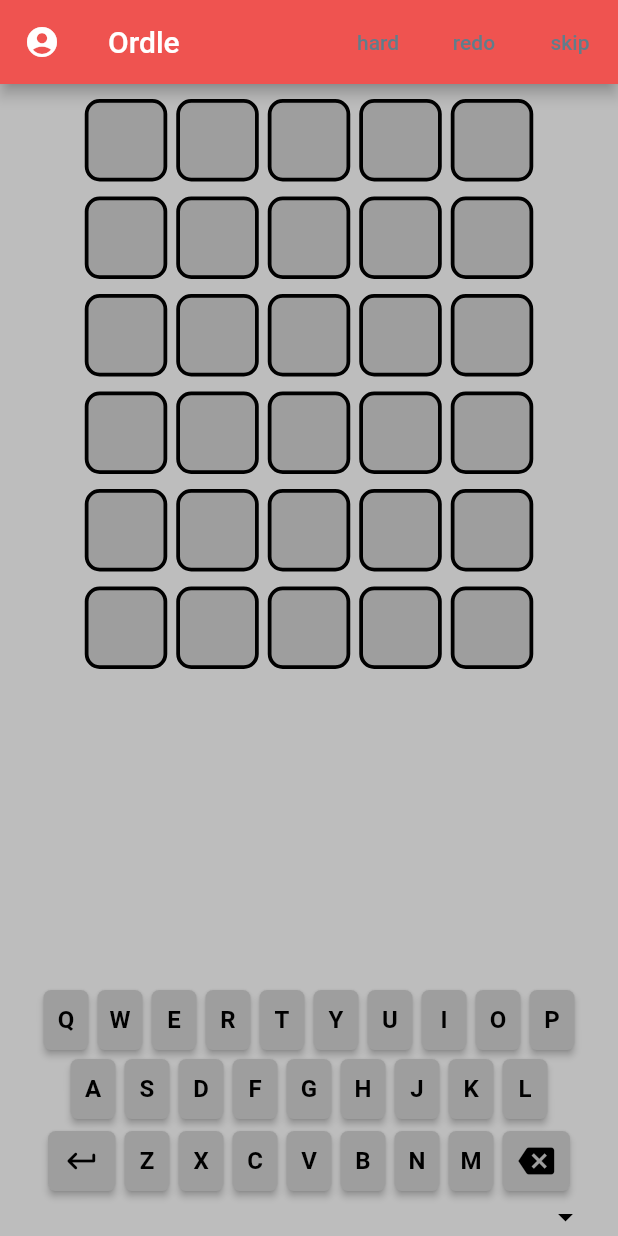
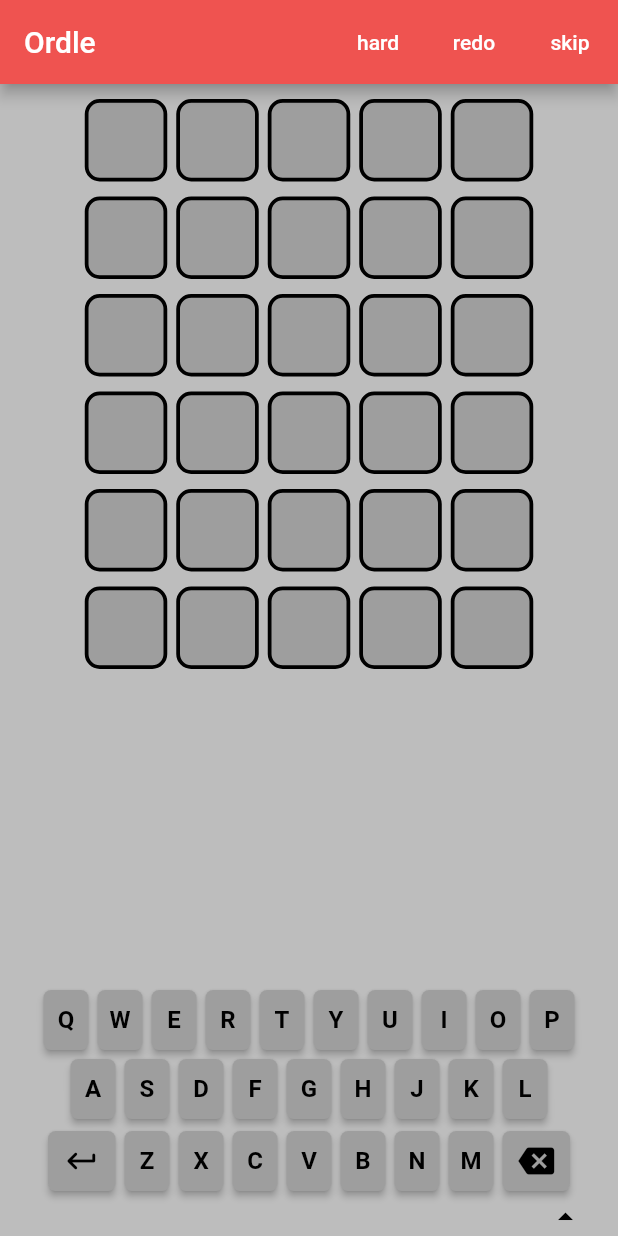
Before and after one commit to aminaramoon/ordle, a Flutter app: the screen it shows after launch, on a phone screen of 412 x 824 dp. Run offline on Flutter 3.47's test engine with Material 2 defaults, Android fonts, the phone set to English and light mode, and no system bars; our stand-ins replace shared_preferences; missing offline and left inert: dart:ffi; project files that could hold a hidden picture were left out.

Commit message:
(+) added hard mode

```diff
--- a/lib/screens/game_screen.dart
+++ b/lib/screens/game_screen.dart
@@ -18,73 +18,32 @@ class GameScreen extends StatelessWidget {
       appBar: AppBar(
         backgroundColor: AppTheme.appbarBackgroundColor,
         title: const Text("Ordle"),
-        leading: Builder(
-          builder: (BuildContext context) {
-            return IconButton(
-              icon: const Icon(Icons.account_circle),
-              tooltip: 'user',
-              onPressed: () => Scaffold.of(context).openDrawer(),
-            );
-          },
-        ),
         actions: [
           TextButton(
-            child: const Text("hard"),
+            child: Text(
+              "hard",
+              style: TextStyle(
+                  color: context.watch<KeyboardProvider>().hardMode
+                      ? AppTheme.appBarActiveFontColor
+                      : AppTheme.appBarFontColor),
+            ),
             onPressed: () => context.read<KeyboardProvider>().toggleHardMode(),
           ),
           TextButton(
-            child: const Text("redo"),
+            child: const Text(
+              "redo",
+              style: TextStyle(color: AppTheme.appBarFontColor),
+            ),
             onPressed: () => context.read<KeyboardProvider>().reset(),
           ),
           TextButton(
-            child: const Text("skip"),
+            child: const Text(
+              "skip",
+              style: TextStyle(color: AppTheme.appBarFontColor),
+            ),
             onPressed: () => context.read<KeyboardProvider>().newGame(null),
           ),
         ],
-      ),
-      drawer: Drawer(
-        child: Container(
-          color: AppTheme.backgroundColor,
-          padding: EdgeInsets.zero,
-          child: Column(
-            children: [
-              UserAccountsDrawerHeader(
-                currentAccountPicture: CircleAvatar(
-                  backgroundImage: NetworkImage(
-                    context.watch<OAuthProvider>().imageUrl,
-                  ),
-                ),
-                accountEmail: Text(context.watch<OAuthProvider>().emailAddress),
-                accountName: Text(
-                  context.watch<OAuthProvider>().name,
-                  style: const TextStyle(fontSize: 24.0),
-                ),
-                decoration: const BoxDecoration(
-                  color: AppTheme.appbarBackgroundColor,
-                ),
-              ),
-              ListTile(
-                leading: const Icon(Icons.verified_user_sharp),
-                title: const Text(
-                  'Log In',
-                  style: TextStyle(fontSize: 15.0),
-                ),
-                onTap: () => {},
-              ),
-              Expanded(
-                child: Container(),
-              ),
-              ListTile(
-                leading: const Icon(Icons.info),
-                title: const Text(
-                  'Information',
-                  style: TextStyle(fontSize: 15.0),
-                ),
-                onTap: () => {},
-              ),
-            ],
-          ),
-        ),
       ),
       body: Container(
         margin: const EdgeInsetsDirectional.only(top: 5),
--- a/lib/services/app_theme.dart
+++ b/lib/services/app_theme.dart
@@ -17,4 +17,7 @@ class AppTheme {
   static const Color correctLetterColor = Colors.green;
   static const Color usedLetterColor = Color.fromARGB(255, 98, 94, 94);
   static const Color misplacedLetterColor = Colors.orangeAccent;
+
+  static const Color appBarFontColor = Colors.white;
+  static const Color appBarActiveFontColor = Colors.amber;
 }
--- a/lib/widgets/keyboard.dart
+++ b/lib/widgets/keyboard.dart
@@ -245,7 +245,7 @@ class Keyboard extends StatelessWidget {
                       borderRadius: BorderRadius.all(Radius.circular(2.0)),
                     ),
                   ),
-                  child: const Icon(Icons.arrow_drop_down),
+                  child: const Icon(Icons.arrow_drop_up),
                   onPressed: () => {},
                 ),
               ),
```
Also changed, not shown: lib/states/keyboard_provider.dart (+29 -1 lines).
